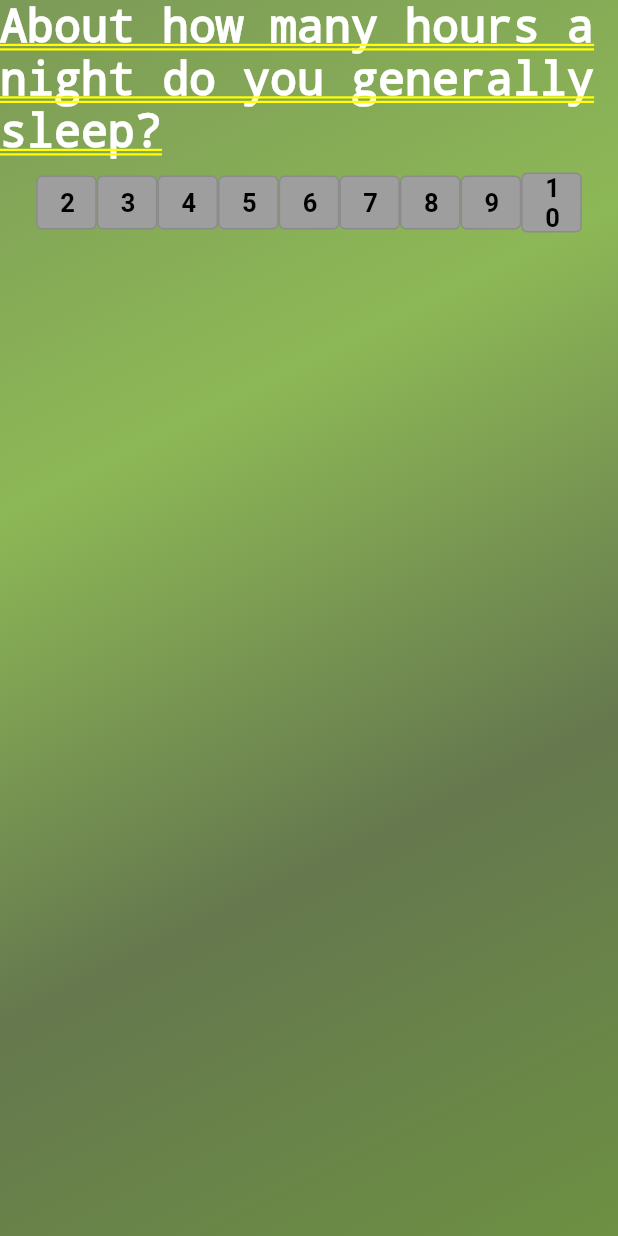
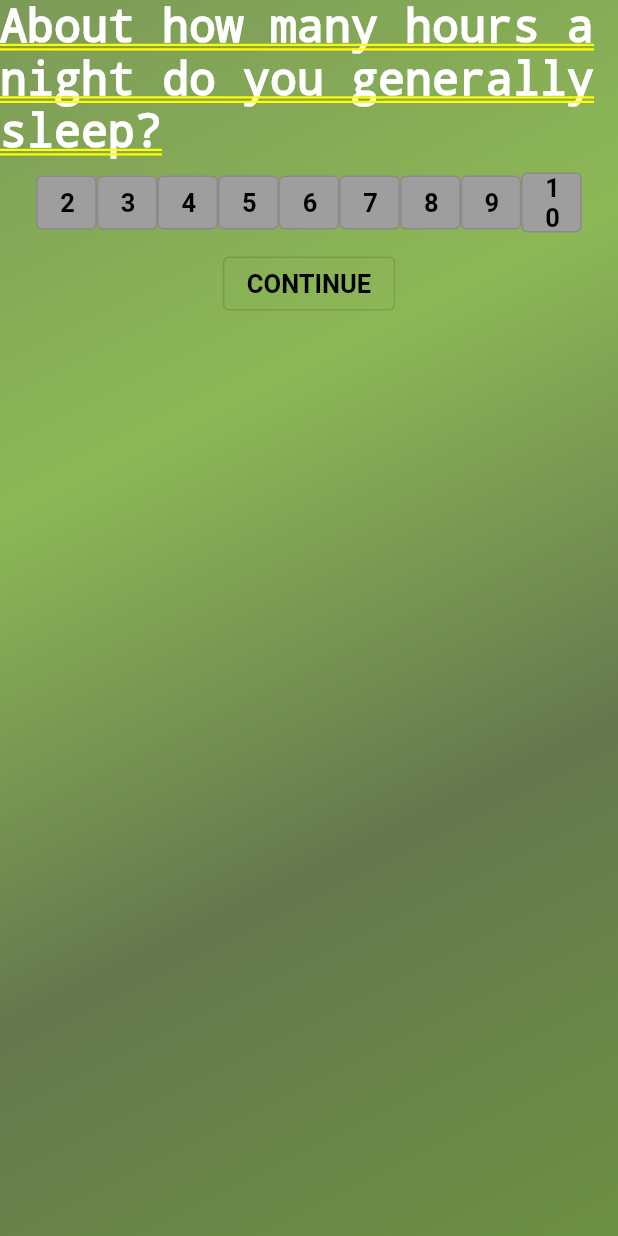
Before and after one commit to senior-design-2022-23/sr-design-w1-tracy, a Flutter app: the screen it shows after launch, on a phone screen of 412 x 824 dp. Run offline on Flutter 3.47's test engine with Material 2 defaults, Android fonts, the phone set to English and light mode, and no system bars; our stand-ins replace google_sign_in, parse_server_sdk_flutter; missing offline and left inert: dart:js.

Commit message:
pushing major changes to remote branch

```diff
--- a/lib/src/features/profiling/presentation/sleeppage.dart
+++ b/lib/src/features/profiling/presentation/sleeppage.dart
@@ -77,6 +77,19 @@ class _SleepPageState extends State<SleepPage>{
                         _sleepNumber("10"),
                       ],
                     )),
+              ),
+              OutlinedButton(
+                  onPressed: () => {
+                  },
+                  child:
+                  const Text(
+                      "CONTINUE",
+                      style: TextStyle(
+                        color: Colors.black,
+                        fontWeight: FontWeight.bold,
+                        fontSize: 17,
+                      )
+                  )
               )
             ]
         )
```
